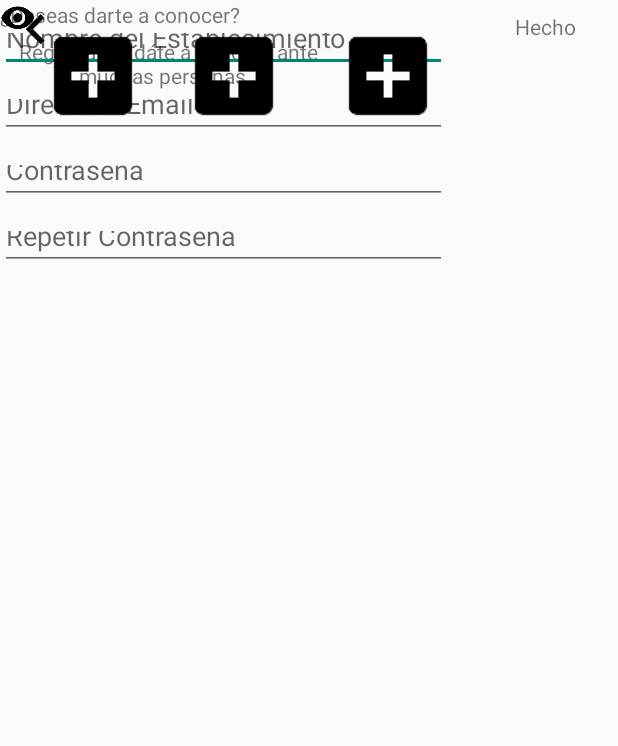
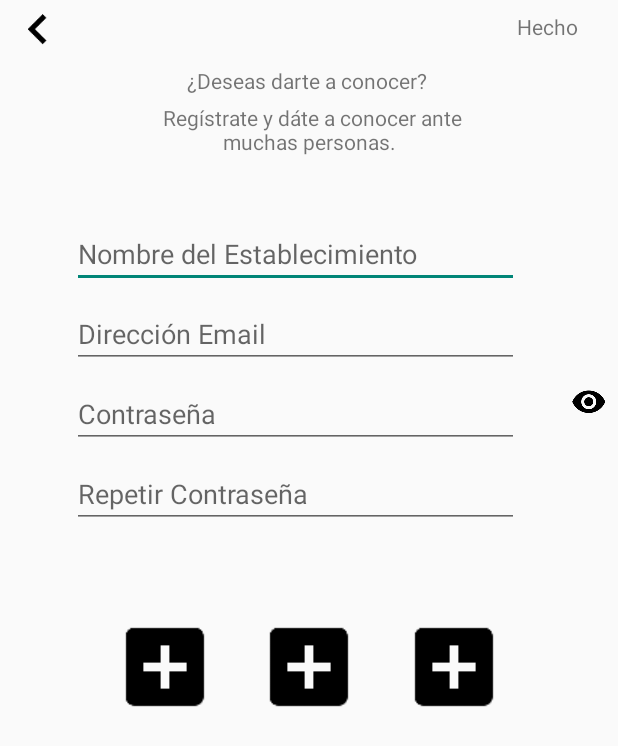
Before and after one commit to wendyvvega/appComida, an Android app: the registroLocales screen opened directly, with no data from a screen before it, on a phone screen of 412 x 824 dp. Shown: the top 746 px of the screen. Run offline under Robolectric (Android 15) with nearby library versions, the phone set to English and light mode, and no system bars.

Commit message:
Se corrigió el registro de los usuarios, ya se puede hacer log-in

```diff
--- a/appComidita/app/src/main/java/com/example/supdude/appcomidita/datosUsuario.java
+++ b/appComidita/app/src/main/java/com/example/supdude/appcomidita/datosUsuario.java
@@ -1,8 +1,9 @@
 package com.example.supdude.appcomidita;
 
 public class datosUsuario {
-    public String nombre, apellido, correo,sexo;
+    public String nombre, apellido, correo,sexo,iDfavoritos;
     public int numero;
+
 
     public String getNombre() {
         return nombre;
--- a/appComidita/app/src/main/java/com/example/supdude/appcomidita/registroLocales.java
+++ b/appComidita/app/src/main/java/com/example/supdude/appcomidita/registroLocales.java
@@ -2,8 +2,14 @@ package com.example.supdude.appcomidita;
 
 import android.support.v7.app.AppCompatActivity;
 import android.os.Bundle;
+import android.widget.EditText;
+import android.widget.ImageView;
 
 public class registroLocales extends AppCompatActivity {
+    EditText done;
+    ImageView atrasLo,img1,img2,img3,showPass;
+    EditText nomb,corr,pass,contra;
+
 
     @Override
     protected void onCreate(Bundle savedInstanceState) {
--- a/appComidita/app/src/main/res/layout/activity_main.xml
+++ b/appComidita/app/src/main/res/layout/activity_main.xml
@@ -26,12 +26,15 @@
             <LinearLayout
                 android:layout_width="217dp"
                 android:layout_height="138dp"
+                android:layout_marginEnd="106dp"
                 android:layout_marginLeft="88dp"
+                android:layout_marginRight="106dp"
                 android:layout_marginStart="88dp"
                 android:layout_marginTop="208dp"
                 android:background="#ffffff"
                 android:gravity="center"
                 android:orientation="horizontal"
+                app:layout_constraintEnd_toEndOf="parent"
                 app:layout_constraintStart_toStartOf="parent"
                 app:layout_constraintTop_toTopOf="parent">
 
--- a/appComidita/app/src/main/res/layout/activity_registro_locales.xml
+++ b/appComidita/app/src/main/res/layout/activity_registro_locales.xml
@@ -10,26 +10,44 @@
         android:id="@+id/txtLocal"
         android:layout_width="220dp"
         android:layout_height="46dp"
+        android:layout_marginEnd="96dp"
+        android:layout_marginLeft="95dp"
+        android:layout_marginRight="96dp"
+        android:layout_marginStart="95dp"
         android:gravity="center"
         android:text=" Regístrate y dáte a conocer ante muchas personas."
-        app:layout_constraintTop_toBottomOf="@+id/textView7"
-        tools:layout_editor_absoluteX="95dp" />
+        app:layout_constraintEnd_toEndOf="parent"
+        app:layout_constraintStart_toStartOf="parent"
+        app:layout_constraintTop_toBottomOf="@+id/textView7" />
 
     <TextView
         android:id="@+id/textView7"
         android:layout_width="wrap_content"
         android:layout_height="wrap_content"
+        android:layout_marginBottom="1dp"
+        android:layout_marginEnd="127dp"
+        android:layout_marginLeft="124dp"
+        android:layout_marginRight="127dp"
+        android:layout_marginStart="124dp"
+        android:layout_marginTop="10dp"
         android:text="¿Deseas darte a conocer?"
-        tools:layout_editor_absoluteX="124dp"
-        tools:layout_editor_absoluteY="44dp" />
+        app:layout_constraintBottom_toTopOf="@+id/txtLocal"
+        app:layout_constraintEnd_toEndOf="parent"
+        app:layout_constraintStart_toStartOf="parent"
+        app:layout_constraintTop_toBottomOf="@+id/linearLayout6" />
 
     <LinearLayout
         android:id="@+id/linearLayout6"
         android:layout_width="409dp"
         android:layout_height="34dp"
+        android:layout_marginEnd="1dp"
+        android:layout_marginLeft="1dp"
+        android:layout_marginRight="1dp"
+        android:layout_marginStart="1dp"
         android:orientation="vertical"
-        tools:layout_editor_absoluteX="1dp"
-        tools:layout_editor_absoluteY="0dp">
+        app:layout_constraintEnd_toEndOf="parent"
+        app:layout_constraintStart_toStartOf="parent"
+        app:layout_constraintTop_toTopOf="parent">
 
         <android.support.constraint.ConstraintLayout
             android:layout_width="match_parent"
@@ -39,10 +57,13 @@
                 android:id="@+id/hecho_LO"
                 android:layout_width="50dp"
                 android:layout_height="19dp"
+                android:layout_marginEnd="16dp"
                 android:layout_marginLeft="299dp"
+                android:layout_marginRight="16dp"
                 android:layout_marginStart="299dp"
                 android:layout_marginTop="8dp"
                 android:text="Hecho"
+                app:layout_constraintEnd_toEndOf="parent"
                 app:layout_constraintStart_toEndOf="@+id/atrasLO"
                 app:layout_constraintTop_toTopOf="parent" />
 
@@ -52,6 +73,7 @@
                 android:layout_height="40dp"
                 android:layout_marginLeft="4dp"
                 android:layout_marginStart="4dp"
+                app:layout_constraintEnd_toStartOf="@+id/hecho_LO"
                 app:layout_constraintStart_toStartOf="parent"
                 app:layout_constraintTop_toTopOf="parent"
                 app:srcCompat="@drawable/ic_keyboard_arrow_left_black_48dp" />
@@ -60,12 +82,21 @@
     </LinearLayout>
 
     <LinearLayout
+        android:id="@+id/linearLayout3"
         android:layout_width="wrap_content"
         android:layout_height="wrap_content"
+        android:layout_marginBottom="42dp"
+        android:layout_marginEnd="17dp"
+        android:layout_marginLeft="56dp"
+        android:layout_marginRight="17dp"
+        android:layout_marginStart="56dp"
+        android:layout_marginTop="25dp"
         android:gravity="center"
         android:orientation="vertical"
-        tools:layout_editor_absoluteX="56dp"
-        tools:layout_editor_absoluteY="133dp">
+        app:layout_constraintBottom_toTopOf="@+id/linearLayout2"
+        app:layout_constraintEnd_toStartOf="@+id/muestra_passLO"
+        app:layout_constraintStart_toStartOf="parent"
+        app:layout_constraintTop_toBottomOf="@+id/txtLocal">
 
         <android.support.constraint.ConstraintLayout
             android:layout_width="wrap_content"
@@ -74,32 +105,34 @@
             <EditText
                 android:id="@+id/nomLO"
                 android:layout_width="298dp"
-                android:layout_height="36dp"
+                android:layout_height="wrap_content"
                 android:layout_marginBottom="8dp"
                 android:layout_marginTop="12dp"
                 android:ems="10"
                 android:hint="Nombre del Establecimiento"
                 android:inputType="textPersonName"
                 app:layout_constraintBottom_toTopOf="@+id/editText2"
+                app:layout_constraintEnd_toEndOf="parent"
                 app:layout_constraintStart_toStartOf="parent"
                 app:layout_constraintTop_toTopOf="parent" />
 
             <EditText
                 android:id="@+id/editText2"
                 android:layout_width="298dp"
-                android:layout_height="36dp"
+                android:layout_height="wrap_content"
                 android:layout_marginBottom="8dp"
                 android:ems="10"
                 android:hint="Dirección Email"
                 android:inputType="textEmailAddress"
                 app:layout_constraintBottom_toTopOf="@+id/editText4"
+                app:layout_constraintEnd_toEndOf="parent"
                 app:layout_constraintStart_toStartOf="parent"
                 app:layout_constraintTop_toBottomOf="@+id/nomLO" />
 
             <EditText
                 android:id="@+id/editText3"
                 android:layout_width="298dp"
-                android:layout_height="36dp"
+                android:layout_height="wrap_content"
                 android:layout_marginTop="8dp"
                 android:ems="10"
                 android:hint="Repetir Contraseña"
@@ -112,7 +145,7 @@
             <EditText
                 android:id="@+id/editText4"
                 android:layout_width="298dp"
-                android:layout_height="36dp"
+                android:layout_height="wrap_content"
                 android:ems="10"
                 android:hint="Contraseña"
                 android:inputType="textPassword"
@@ -127,16 +160,25 @@
         android:id="@+id/muestra_passLO"
         android:layout_width="wrap_content"
         android:layout_height="wrap_content"
-        app:srcCompat="@drawable/ic_remove_red_eye_black_24dp"
-        tools:layout_editor_absoluteX="371dp"
-        tools:layout_editor_absoluteY="256dp" />
+        android:layout_marginEnd="16dp"
+        android:layout_marginLeft="17dp"
+        android:layout_marginRight="16dp"
+        android:layout_marginStart="17dp"
+        android:layout_marginTop="222dp"
+        app:layout_constraintEnd_toEndOf="parent"
+        app:layout_constraintStart_toEndOf="@+id/linearLayout3"
+        app:layout_constraintTop_toBottomOf="@+id/linearLayout6"
+        app:srcCompat="@drawable/ic_remove_red_eye_black_24dp" />
 
     <LinearLayout
+        android:id="@+id/linearLayout2"
         android:layout_width="wrap_content"
         android:layout_height="wrap_content"
+        android:layout_marginTop="42dp"
         android:orientation="vertical"
-        tools:layout_editor_absoluteX="53dp"
-        tools:layout_editor_absoluteY="328dp">
+        app:layout_constraintEnd_toEndOf="parent"
+        app:layout_constraintStart_toStartOf="parent"
+        app:layout_constraintTop_toBottomOf="@+id/linearLayout3">
 
         <android.support.constraint.ConstraintLayout
             android:layout_width="304dp"
@@ -160,8 +202,8 @@
                 android:id="@+id/addImgLO2"
                 android:layout_width="81dp"
                 android:layout_height="69dp"
-                android:layout_marginLeft="16dp"
-                android:layout_marginStart="16dp"
+                android:layout_marginLeft="8dp"
+                android:layout_marginStart="8dp"
                 android:layout_marginTop="16dp"
                 app:layout_constraintEnd_toStartOf="@+id/addImgLO1"
                 app:layout_constraintStart_toStartOf="parent"
@@ -172,8 +214,8 @@
                 android:id="@+id/addImgLO"
                 android:layout_width="81dp"
                 android:layout_height="69dp"
-                android:layout_marginLeft="8dp"
-                android:layout_marginStart="8dp"
+                android:layout_marginEnd="8dp"
+                android:layout_marginRight="8dp"
                 android:layout_marginTop="16dp"
                 app:layout_constraintEnd_toEndOf="parent"
                 app:layout_constraintStart_toEndOf="@+id/addImgLO1"
--- a/appComidita/app/src/main/res/values/dimens.xml
+++ b/appComidita/app/src/main/res/values/dimens.xml
@@ -2,4 +2,5 @@
     <!-- Default screen margins, per the Android Design guidelines. -->
     <dimen name="activity_horizontal_margin">16dp</dimen>
     <dimen name="activity_vertical_margin">16dp</dimen>
+
 </resources>
```
Also changed, not shown: appComidita/app/src/main/java/com/example/supdude/appcomidita/registroUsuarios.java (+17 -7 lines), appComidita/app/src/main/res/layout/activity_registro_usuarios.xml (+20 -24 lines).
